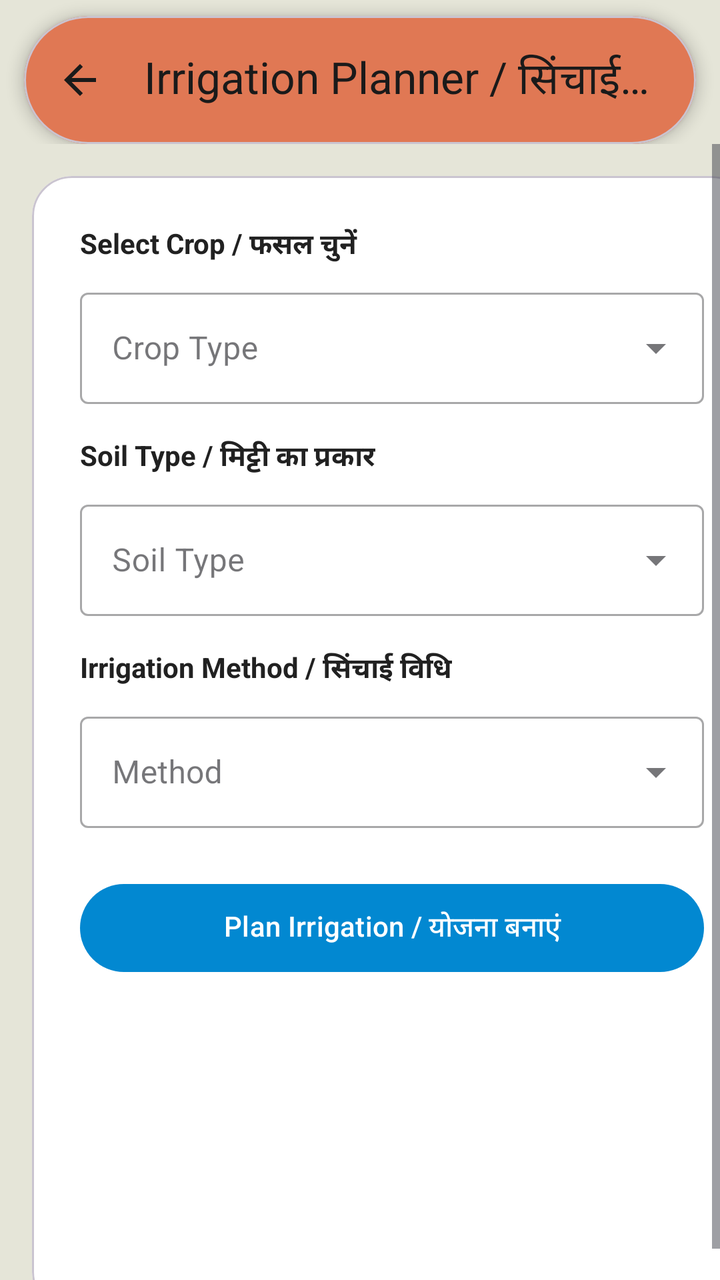
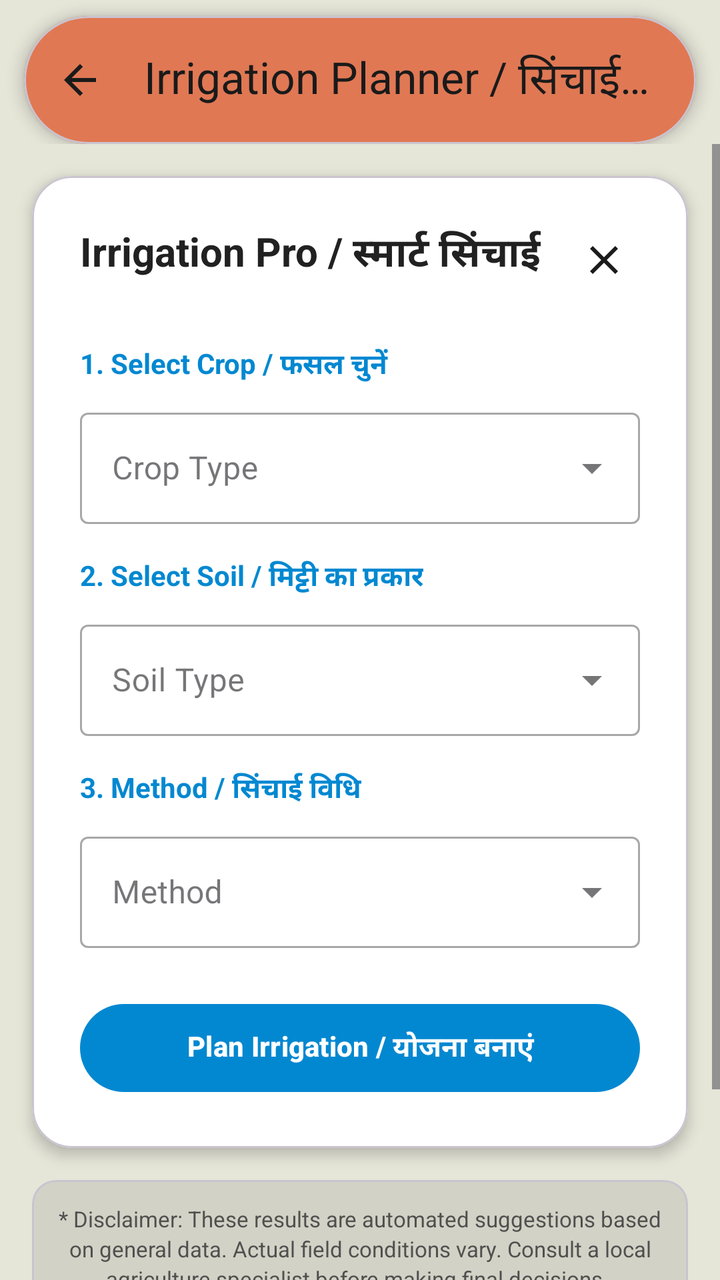

The first picture is an Android layout as it rendered before a commit; the second is the same layout after the commit. The layout source and the unified diff follow.
<!-- AndroidManifest.xml: application theme Theme.Jai_Kisan -->
<!-- res/layout/activity_irrigation_planner.xml -->
<?xml version="1.0" encoding="utf-8"?>
<LinearLayout
    xmlns:android="http://schemas.android.com/apk/res/android"
    xmlns:app="http://schemas.android.com/apk/res-auto"
    android:id="@+id/root_view"
    android:layout_width="match_parent"
    android:layout_height="match_parent"
    android:orientation="vertical"
    android:background="#E5E5D8"
    android:fitsSystemWindows="true">

    <com.google.android.material.appbar.AppBarLayout
        android:layout_width="match_parent"
        android:layout_height="wrap_content"
        android:background="@android:color/transparent"
        app:elevation="0dp">

        <com.google.android.material.card.MaterialCardView
            android:layout_width="match_parent"
            android:layout_height="wrap_content"
            android:layout_marginStart="12dp"
            android:layout_marginEnd="12dp"
            android:layout_marginTop="8dp"
            app:cardCornerRadius="32dp"
            app:cardElevation="4dp"
            app:cardBackgroundColor="#E07854">

            <com.google.android.material.appbar.MaterialToolbar
                android:id="@+id/toolbar"
                android:layout_width="match_parent"
                android:layout_height="?attr/actionBarSize"
                app:title="Irrigation Planner / सिंचाई योजना"
                app:titleTextColor="#1A1A1A"
                app:navigationIcon="@drawable/ic_arrow_back_24"
                app:navigationIconTint="#1A1A1A" />
        </com.google.android.material.card.MaterialCardView>
    </com.google.android.material.appbar.AppBarLayout>

    <ScrollView
        android:layout_width="match_parent"
        android:layout_height="0dp"
        android:layout_weight="1"
        android:fillViewport="true">

        <com.google.android.material.card.MaterialCardView
            android:layout_width="match_parent"
            android:layout_height="wrap_content"
            android:layout_margin="16dp"
            app:cardBackgroundColor="#FFFFFF"
            app:cardCornerRadius="20dp">

            <LinearLayout
                android:layout_width="match_parent"
                android:layout_height="wrap_content"
                android:orientation="vertical"
                android:padding="24dp">

                <TextView
                    android:layout_width="wrap_content"
                    android:layout_height="wrap_content"
                    android:text="Select Crop / फसल चुनें"
                    android:textStyle="bold"
                    android:textColor="#212121" />

                <com.google.android.material.textfield.TextInputLayout
                    style="@style/Widget.MaterialComponents.TextInputLayout.OutlinedBox.ExposedDropdownMenu"
                    android:layout_width="match_parent"
                    android:layout_height="wrap_content"
                    android:layout_marginTop="8dp">
                    <AutoCompleteTextView
                        android:id="@+id/dropdown_crop"
                        android:layout_width="match_parent"
                        android:layout_height="wrap_content"
                        android:hint="Crop Type"
                        android:inputType="none" />
                </com.google.android.material.textfield.TextInputLayout>

                <TextView
                    android:layout_width="wrap_content"
                    android:layout_height="wrap_content"
                    android:layout_marginTop="16dp"
                    android:text="Soil Type / मिट्टी का प्रकार"
                    android:textStyle="bold"
                    android:textColor="#212121" />

                <com.google.android.material.textfield.TextInputLayout
                    style="@style/Widget.MaterialComponents.TextInputLayout.OutlinedBox.ExposedDropdownMenu"
                    android:layout_width="match_parent"
                    android:layout_height="wrap_content"
                    android:layout_marginTop="8dp">
                    <AutoCompleteTextView
                        android:id="@+id/dropdown_soil"
                        android:layout_width="match_parent"
                        android:layout_height="wrap_content"
                        android:hint="Soil Type"
                        android:inputType="none" />
                </com.google.android.material.textfield.TextInputLayout>

                <TextView
                    android:layout_width="wrap_content"
                    android:layout_height="wrap_content"
                    android:layout_marginTop="16dp"
                    android:text="Irrigation Method / सिंचाई विधि"
                    android:textStyle="bold"
                    android:textColor="#212121" />

                <com.google.android.material.textfield.TextInputLayout
                    style="@style/Widget.MaterialComponents.TextInputLayout.OutlinedBox.ExposedDropdownMenu"
                    android:layout_width="match_parent"
                    android:layout_height="wrap_content"
                    android:layout_marginTop="8dp">
                    <AutoCompleteTextView
                        android:id="@+id/dropdown_method"
                        android:layout_width="match_parent"
                        android:layout_height="wrap_content"
                        android:hint="Method"
                        android:inputType="none" />
                </com.google.android.material.textfield.TextInputLayout>

                <com.google.android.material.button.MaterialButton
                    android:id="@+id/btn_calculate_irrigation"
                    android:layout_width="match_parent"
                    android:layout_height="52dp"
                    android:layout_marginTop="24dp"
                    android:text="Plan Irrigation / योजना बनाएं"
                    app:backgroundTint="#0288D1"
                    app:cornerRadius="50dp" />

                <LinearLayout
                    android:id="@+id/result_section"
                    android:layout_width="match_parent"
                    android:layout_height="wrap_content"
                    android:orientation="vertical"
                    android:visibility="gone"
                    android:layout_marginTop="20dp"
                    android:background="#E1F5FE"
                    android:padding="16dp">

                    <TextView
                        android:id="@+id/tv_irrigation_result"
                        android:layout_width="match_parent"
                        android:layout_height="wrap_content"
                        android:textColor="#01579B"
                        android:textStyle="bold"
                        android:textSize="16sp" />
                </LinearLayout>

            </LinearLayout>
        </com.google.android.material.card.MaterialCardView>
    </ScrollView>
</LinearLayout>
<!-- resources referenced by this layout -->
<resources>
  <!-- drawable ic_arrow_back_24 (drawable) -->
  <vector xmlns:android="http://schemas.android.com/apk/res/android" android:autoMirrored="true" android:height="24dp" android:tint="#000000" android:viewportHeight="960" android:viewportWidth="960" android:width="24dp">
        
      <path android:fillColor="@android:color/white" android:pathData="M313,520L537,744L480,800L160,480L480,160L537,216L313,440L800,440L800,520L313,520Z"/>
      
  </vector>
  <style name="Theme.Jai_Kisan" parent="Base.Theme.Jai_Kisan" />
  <style name="Base.Theme.Jai_Kisan" parent="Theme.Material3.Light.NoActionBar">
  
          <item name="android:forceDarkAllowed" tools:targetApi="q">false</item>
  
          <item name="android:windowBackground">@color/app_background</item>
  
          <item name="android:fontFamily">@font/poppins</item>
  
          <item name="colorPrimary">@color/green</item>
          <item name="colorPrimaryVariant">@color/green</item>
          <item name="colorOnPrimary">@color/white</item>
          <item name="colorSecondary">@color/green</item>
          <item name="colorSecondaryVariant">@color/green</item>
          <item name="colorOnSecondary">@color/white</item>
  
          <item name="android:statusBarColor">?attr/colorPrimary</item>
  
      </style>
  <color name="app_background">#F9F6ED</color>
  <color name="green">#2E7D32</color>
  <color name="white">#FFFFFFFF</color>
</resources>

<!-- the commit's change to res/layout/activity_irrigation_planner.xml (unified diff, before → after) -->
@@ -6,8 +6,7 @@
     android:layout_width="match_parent"
     android:layout_height="match_parent"
     android:orientation="vertical"
-    android:background="#E5E5D8"
-    android:fitsSystemWindows="true">
+    android:background="#E5E5D8">
 
     <com.google.android.material.appbar.AppBarLayout
         android:layout_width="match_parent"
@@ -38,114 +37,145 @@
 
     <ScrollView
         android:layout_width="match_parent"
-        android:layout_height="0dp"
-        android:layout_weight="1"
-        android:fillViewport="true">
+        android:layout_height="match_parent"
+        android:fillViewport="true"
+        android:clipToPadding="false">
 
-        <com.google.android.material.card.MaterialCardView
+        <LinearLayout
             android:layout_width="match_parent"
             android:layout_height="wrap_content"
-            android:layout_margin="16dp"
-            app:cardBackgroundColor="#FFFFFF"
-            app:cardCornerRadius="20dp">
+            android:orientation="vertical"
+            android:paddingBottom="30dp">
 
-            <LinearLayout
+            <com.google.android.material.card.MaterialCardView
                 android:layout_width="match_parent"
                 android:layout_height="wrap_content"
-                android:orientation="vertical"
-                android:padding="24dp">
-
-                <TextView
-                    android:layout_width="wrap_content"
-                    android:layout_height="wrap_content"
-                    android:text="Select Crop / फसल चुनें"
-                    android:textStyle="bold"
-                    android:textColor="#212121" />
-
-                <com.google.android.material.textfield.TextInputLayout
-                    style="@style/Widget.MaterialComponents.TextInputLayout.OutlinedBox.ExposedDropdownMenu"
-                    android:layout_width="match_parent"
-                    android:layout_height="wrap_content"
-                    android:layout_marginTop="8dp">
-                    <AutoCompleteTextView
-                        android:id="@+id/dropdown_crop"
-                        android:layout_width="match_parent"
-                        android:layout_height="wrap_content"
-                        android:hint="Crop Type"
-                        android:inputType="none" />
-                </com.google.android.material.textfield.TextInputLayout>
-
-                <TextView
-                    android:layout_width="wrap_content"
-                    android:layout_height="wrap_content"
-                    android:layout_marginTop="16dp"
-                    android:text="Soil Type / मिट्टी का प्रकार"
-                    android:textStyle="bold"
-                    android:textColor="#212121" />
-
-                <com.google.android.material.textfield.TextInputLayout
-                    style="@style/Widget.MaterialComponents.TextInputLayout.OutlinedBox.ExposedDropdownMenu"
-                    android:layout_width="match_parent"
-                    android:layout_height="wrap_content"
-                    android:layout_marginTop="8dp">
-                    <AutoCompleteTextView
-                        android:id="@+id/dropdown_soil"
-                        android:layout_width="match_parent"
-                        android:layout_height="wrap_content"
-                        android:hint="Soil Type"
-                        android:inputType="none" />
-                </com.google.android.material.textfield.TextInputLayout>
-
-                <TextView
-                    android:layout_width="wrap_content"
-                    android:layout_height="wrap_content"
-                    android:layout_marginTop="16dp"
-                    android:text="Irrigation Method / सिंचाई विधि"
-                    android:textStyle="bold"
-                    android:textColor="#212121" />
-
-                <com.google.android.material.textfield.TextInputLayout
-                    style="@style/Widget.MaterialComponents.TextInputLayout.OutlinedBox.ExposedDropdownMenu"
-                    android:layout_width="match_parent"
-                    android:layout_height="wrap_content"
-                    android:layout_marginTop="8dp">
-                    <AutoCompleteTextView
-                        android:id="@+id/dropdown_method"
-                        android:layout_width="match_parent"
-                        android:layout_height="wrap_content"
-                        android:hint="Method"
-                        android:inputType="none" />
-                </com.google.android.material.textfield.TextInputLayout>
-
-                <com.google.android.material.button.MaterialButton
-                    android:id="@+id/btn_calculate_irrigation"
-                    android:layout_width="match_parent"
-                    android:layout_height="52dp"
-                    android:layout_marginTop="24dp"
-                    android:text="Plan Irrigation / योजना बनाएं"
-                    app:backgroundTint="#0288D1"
-                    app:cornerRadius="50dp" />
+                android:layout_margin="16dp"
+                app:cardBackgroundColor="#FFFFFF"
+                app:cardCornerRadius="20dp"
+                app:cardElevation="4dp">
 
                 <LinearLayout
-                    android:id="@+id/result_section"
                     android:layout_width="match_parent"
                     android:layout_height="wrap_content"
                     android:orientation="vertical"
-                    android:visibility="gone"
-                    android:layout_marginTop="20dp"
-                    android:background="#E1F5FE"
-                    android:padding="16dp">
+                    android:padding="24dp">
 
-                    <TextView
-                        android:id="@+id/tv_irrigation_result"
+                    <RelativeLayout
+                        android:layout_width="match_parent"
+                        android:layout_height="wrap_content">
+                        <TextView
+                            android:layout_width="wrap_content"
+                            android:layout_height="wrap_content"
+                            android:text="Irrigation Pro / स्मार्ट सिंचाई"
+                            android:textSize="20sp"
+                            android:textStyle="bold"
+                            android:textColor="#212121" />
+                        <ImageButton
+                            android:id="@+id/btn_close"
+                            android:layout_width="36dp"
+                            android:layout_height="36dp"
+                            android:layout_alignParentEnd="true"
+                            android:src="@drawable/ic_close"
+                            android:background="?attr/selectableItemBackgroundBorderless"
+                            app:tint="#1B1B1B" />
+                    </RelativeLayout>
+
+                    <Space android:layout_height="24dp" android:layout_width="match_parent" />
+
+                    <TextView android:layout_width="wrap_content" android:layout_height="wrap_content"
+                        android:text="1. Select Crop / फसल चुनें" android:textStyle="bold" android:textColor="#0288D1" />
+                    <com.google.android.material.textfield.TextInputLayout
+                        style="@style/Widget.MaterialComponents.TextInputLayout.OutlinedBox.ExposedDropdownMenu"
+                        android:layout_width="match_parent" android:layout_height="wrap_content" android:layout_marginTop="8dp">
+                        <AutoCompleteTextView android:id="@+id/dropdown_crop" android:layout_width="match_parent"
+                            android:layout_height="wrap_content" android:hint="Crop Type" android:inputType="none" />
+                    </com.google.android.material.textfield.TextInputLayout>
+
+                    <Space android:layout_height="16dp" android:layout_width="match_parent" />
+
+                    <TextView android:layout_width="wrap_content" android:layout_height="wrap_content"
+                        android:text="2. Select Soil / मिट्टी का प्रकार" android:textStyle="bold" android:textColor="#0288D1" />
+                    <com.google.android.material.textfield.TextInputLayout
+                        style="@style/Widget.MaterialComponents.TextInputLayout.OutlinedBox.ExposedDropdownMenu"
+                        android:layout_width="match_parent" android:layout_height="wrap_content" android:layout_marginTop="8dp">
+                        <AutoCompleteTextView android:id="@+id/dropdown_soil" android:layout_width="match_parent"
+                            android:layout_height="wrap_content" android:hint="Soil Type" android:inputType="none" />
+                    </com.google.android.material.textfield.TextInputLayout>
+
+                    <Space android:layout_height="16dp" android:layout_width="match_parent" />
+
+                    <TextView android:layout_width="wrap_content" android:layout_height="wrap_content"
+                        android:text="3. Method / सिंचाई विधि" android:textStyle="bold" android:textColor="#0288D1" />
+                    <com.google.android.material.textfield.TextInputLayout
+                        style="@style/Widget.MaterialComponents.TextInputLayout.OutlinedBox.ExposedDropdownMenu"
+                        android:layout_width="match_parent" android:layout_height="wrap_content" android:layout_marginTop="8dp">
+                        <AutoCompleteTextView android:id="@+id/dropdown_method" android:layout_width="match_parent"
+                            android:layout_height="wrap_content" android:hint="Method" android:inputType="none" />
+                    </com.google.android.material.textfield.TextInputLayout>
+
+                    <Space android:layout_height="24dp" android:layout_width="match_parent" />
+
+                    <com.google.android.material.button.MaterialButton
+                        android:id="@+id/btn_calculate_irrigation"
+                        android:layout_width="match_parent" android:layout_height="52dp"
+                        android:text="Plan Irrigation / योजना बनाएं" android:textStyle="bold"
+                        app:backgroundTint="#0288D1" app:cornerRadius="50dp" />
+
+                    <com.google.android.material.card.MaterialCardView
+                        android:id="@+id/result_section"
                         android:layout_width="match_parent"
                         android:layout_height="wrap_content"
-                        android:textColor="#01579B"
-                        android:textStyle="bold"
-                        android:textSize="16sp" />
+                        android:visibility="gone"
+                        android:layout_marginTop="20dp"
+                        app:cardBackgroundColor="#E1F5FE"
+                        app:cardCornerRadius="16dp"
+                        app:cardElevation="0dp">
+
+                        <LinearLayout android:layout_width="match_parent" android:layout_height="wrap_content"
+                            android:orientation="vertical" android:padding="16dp">
+                            <TextView android:layout_width="wrap_content" android:layout_height="wrap_content"
+                                android:text="Irrigation Advice / सिंचाई सलाह" android:textStyle="bold" android:textColor="#0288D1" android:layout_marginBottom="12dp" />
+
+                            <TextView android:id="@+id/tv_interval" android:layout_width="match_parent" android:layout_height="wrap_content" android:text="--" android:textColor="#212121" android:layout_marginBottom="8dp"/>
+                            <TextView android:id="@+id/tv_critical_stage" android:layout_width="match_parent" android:layout_height="wrap_content" android:text="--" android:textColor="#212121" android:layout_marginBottom="12dp" />
+
+                            <View android:layout_width="match_parent" android:layout_height="1dp" android:background="#B3E5FC" android:layout_marginBottom="12dp" />
+
+                            <TextView android:id="@+id/tv_expert_tip" android:layout_width="match_parent" android:layout_height="wrap_content" android:text="--" android:textSize="13sp" android:textColor="#424242" android:layout_marginBottom="16dp" />
+
+                            <com.google.android.material.button.MaterialButton
+                                android:id="@+id/btn_share" style="@style/Widget.MaterialComponents.Button.OutlinedButton"
+                                android:layout_width="match_parent" android:layout_height="44dp"
+                                android:text="Share Schedule / साझा करें" android:textColor="#0288D1"
+                                app:strokeColor="#0288D1" app:cornerRadius="50dp" />
+                        </LinearLayout>
+                    </com.google.android.material.card.MaterialCardView>
                 </LinearLayout>
+            </com.google.android.material.card.MaterialCardView>
 
-            </LinearLayout>
-        </com.google.android.material.card.MaterialCardView>
+            <com.google.android.material.card.MaterialCardView
+                android:layout_width="match_parent"
+                android:layout_height="wrap_content"
+                android:layout_marginStart="16dp"
+                android:layout_marginEnd="16dp"
+                android:layout_marginBottom="16dp"
+                app:cardElevation="0dp"
+                app:cardBackgroundColor="#15000000"
+                app:cardCornerRadius="12dp">
+
+                <TextView
+                    android:id="@+id/tv_disclaimer"
+                    android:layout_width="match_parent"
+                    android:layout_height="wrap_content"
+                    android:padding="12dp"
+                    android:textAlignment="center"
+                    android:textSize="11sp"
+                    android:textColor="#524F4F"
+                    android:lineSpacingExtra="2dp"
+                    android:text="* Disclaimer: These results are automated suggestions based on general data. Actual field conditions vary. Consult a local agriculture specialist before making final decisions. \n अस्वीकरण: ये परिणाम सामान्य डेटा पर आधारित स्वचालित सुझाव हैं। वास्तविक स्थिति भिन्न हो सकती है। अंतिम निर्णय लेने से पहले स्थानीय कृषि विशेषज्ञ से सलाह लें।" />
+            </com.google.android.material.card.MaterialCardView>
+
+        </LinearLayout>
     </ScrollView>
 </LinearLayout>
<!-- resource entries referenced after the edit -->
@@ -5,6 +5,17 @@
         
       <path android:fillColor="@android:color/white" android:pathData="M313,520L537,744L480,800L160,480L480,160L537,216L313,440L800,440L800,520L313,520Z"/>
       
+  </vector>
+  <!-- drawable ic_close (drawable) -->
+  <vector xmlns:android="http://schemas.android.com/apk/res/android"
+      android:width="24dp"
+      android:height="24dp"
+      android:viewportWidth="24"
+      android:viewportHeight="24"
+      android:tint="#757575">
+      <path
+          android:fillColor="@android:color/white"
+          android:pathData="M19,6.41L17.59,5 12,10.59 6.41,5 5,6.41 10.59,12 5,17.59 6.41,19 12,13.41 17.59,19 19,17.59 13.41,12z"/>
   </vector>
   <style name="Theme.Jai_Kisan" parent="Base.Theme.Jai_Kisan" />
   <style name="Base.Theme.Jai_Kisan" parent="Theme.Material3.Light.NoActionBar">
